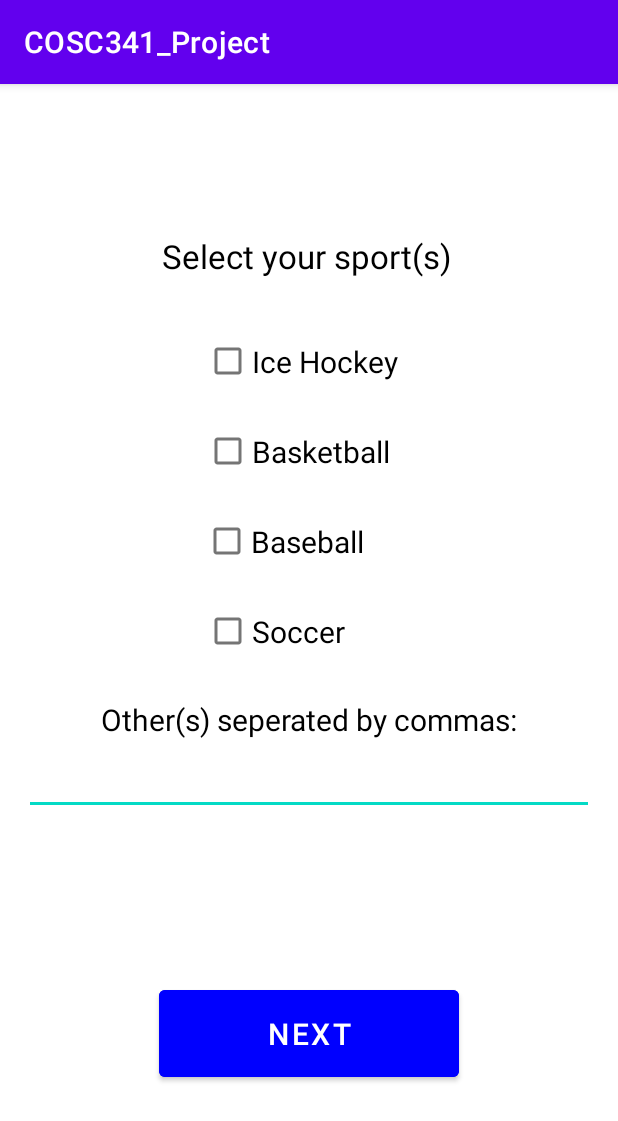
After one commit to joloses/COSC341_Project, an Android app: the Create_Acc_Screen4 screen opened directly, with no data from a screen before it, on a phone screen of 412 x 824 dp. The commit adds this screen. Shown: the top 1121 px of the screen. Run offline under Robolectric (Android 15) with nearby library versions, the phone set to English and light mode, and no system bars.

Commit message:
Finished create page

```diff
--- /dev/null
+++ b/app/src/main/java/com/example/cosc341_project/Create_Acc_Screen4.java
@@ -0,0 +1,63 @@
+package com.example.cosc341_project;
+
+import androidx.appcompat.app.AppCompatActivity;
+
+import android.content.Intent;
+import android.os.Bundle;
+import android.view.View;
+import android.widget.Button;
+import android.widget.CheckBox;
+import android.widget.EditText;
+import android.widget.TextView;
+
+public class Create_Acc_Screen4 extends AppCompatActivity {
+
+    CheckBox sport1, sport2, sport3, sport4;
+    EditText text1;
+    Button nextButt;
+
+    @Override
+    protected void onCreate(Bundle savedInstanceState) {
+        super.onCreate(savedInstanceState);
+        setContentView(R.layout.create_acc_screen4);
+
+        sport1 = findViewById(R.id.hockeyBox);
+        sport2 = findViewById(R.id.basketballBox);
+        sport3 = findViewById(R.id.baseballBox);
+        sport4 = findViewById(R.id.soccerBox);
+        text1 = findViewById(R.id.otherFillText);
+
+        nextButt = findViewById(R.id.ca1_nxtbutt3);
+        nextButt.setOnClickListener(new View.OnClickListener() {
+            @Override
+            public void onClick(View view) {
+
+                Intent intent = new Intent(Create_Acc_Screen4.this, Entry_Screen.class);
+                Bundle bundle = new Bundle();
+
+                if(sport1.isChecked() == true) {
+                    String s1 = (sport1.getText().toString());
+                    bundle.putString("sport1", s1);
+                }
+                if(sport2.isChecked() == true) {
+                    String s2 = (sport2.getText().toString());
+                    bundle.putString("sport2", s2);
+                }
+                if(sport3.isChecked() == true) {
+                    String s3 = (sport3.getText().toString());
+                    bundle.putString("sport3", s3);
+                }
+                if(sport4.isChecked() == true) {
+                    String s4 = (sport4.getText().toString());
+                    bundle.putString("sport4", s4);
+                }
+
+                String s5 = text1.getText().toString();
+                bundle.putString("text1", s5);
+
+                intent.putExtras(bundle);
+                startActivity(intent);
+            }
+        });
+    }
+}
--- /dev/null
+++ b/app/src/main/res/layout/create_acc_screen4.xml
@@ -0,0 +1,108 @@
+<?xml version="1.0" encoding="utf-8"?>
+<androidx.constraintlayout.widget.ConstraintLayout xmlns:android="http://schemas.android.com/apk/res/android"
+    xmlns:app="http://schemas.android.com/apk/res-auto"
+    xmlns:tools="http://schemas.android.com/tools"
+    android:layout_width="match_parent"
+    android:layout_height="match_parent"
+    tools:context=".Create_Acc_Screen4">
+
+    <TextView
+        android:id="@+id/sport_txtbox"
+        android:layout_width="195dp"
+        android:layout_height="30dp"
+        android:layout_marginTop="100dp"
+        android:text="Select your sport(s)"
+        android:textAlignment="textStart"
+        android:textColor="#000000"
+        android:textSize="22sp"
+        app:layout_constraintEnd_toEndOf="parent"
+        app:layout_constraintHorizontal_bias="0.498"
+        app:layout_constraintStart_toStartOf="parent"
+        app:layout_constraintTop_toTopOf="parent" />
+
+    <EditText
+        android:id="@+id/otherFillText"
+        android:layout_width="380dp"
+        android:layout_height="50dp"
+        android:ems="10"
+        android:inputType="textPersonName"
+        android:textColor="#000000"
+        app:layout_constraintEnd_toEndOf="parent"
+        app:layout_constraintStart_toStartOf="parent"
+        app:layout_constraintTop_toBottomOf="@+id/otherTxtBox" />
+
+    <TextView
+        android:id="@+id/otherTxtBox"
+        android:layout_width="wrap_content"
+        android:layout_height="wrap_content"
+        android:layout_marginTop="20dp"
+        android:text="Other(s) seperated by commas:"
+        android:textColor="#000000"
+        android:textSize="20sp"
+        app:layout_constraintEnd_toEndOf="parent"
+        app:layout_constraintStart_toStartOf="parent"
+        app:layout_constraintTop_toBottomOf="@+id/soccerBox" />
+
+    <Button
+        android:id="@+id/ca1_nxtbutt3"
+        android:layout_width="200dp"
+        android:layout_height="70dp"
+        android:layout_marginBottom="100dp"
+        android:backgroundTint="@color/blue"
+        android:text="Next"
+        android:textSize="20sp"
+        app:layout_constraintBottom_toBottomOf="parent"
+        app:layout_constraintEnd_toEndOf="parent"
+        app:layout_constraintStart_toStartOf="parent" />
+
+    <CheckBox
+        android:id="@+id/hockeyBox"
+        android:layout_width="140dp"
+        android:layout_height="50dp"
+        android:layout_marginTop="30dp"
+        android:text="Ice Hockey"
+        android:textColor="#000000"
+        android:textSize="20sp"
+        app:layout_constraintEnd_toEndOf="parent"
+        app:layout_constraintHorizontal_bias="0.501"
+        app:layout_constraintStart_toStartOf="parent"
+        app:layout_constraintTop_toBottomOf="@+id/sport_txtbox" />
+
+    <CheckBox
+        android:id="@+id/basketballBox"
+        android:layout_width="140dp"
+        android:layout_height="50dp"
+        android:layout_marginTop="10dp"
+        android:text="Basketball"
+        android:textColor="#000000"
+        android:textSize="20sp"
+        app:layout_constraintEnd_toEndOf="parent"
+        app:layout_constraintStart_toStartOf="parent"
+        app:layout_constraintTop_toBottomOf="@+id/hockeyBox" />
+
+    <CheckBox
+        android:id="@+id/soccerBox"
+        android:layout_width="140dp"
+        android:layout_height="50dp"
+        android:layout_marginTop="10dp"
+        android:text="Soccer"
+        android:textColor="#000000"
+        android:textSize="20sp"
+        app:layout_constraintEnd_toEndOf="parent"
+        app:layout_constraintStart_toStartOf="parent"
+        app:layout_constraintTop_toBottomOf="@+id/baseballBox" />
+
+    <CheckBox
+        android:id="@+id/baseballBox"
+        android:layout_width="140dp"
+        android:layout_height="50dp"
+        android:layout_marginTop="10dp"
+        android:text="Baseball"
+        android:textColor="#000000"
+        android:textSize="20sp"
+        app:layout_constraintEnd_toEndOf="parent"
+        app:layout_constraintHorizontal_bias="0.498"
+        app:layout_constraintStart_toStartOf="parent"
+        app:layout_constraintTop_toBottomOf="@+id/basketballBox" />
+
+</androidx.constraintlayout.widget.ConstraintLayout>
--- a/build.gradle
+++ b/build.gradle
@@ -1,5 +1,5 @@
 // Top-level build file where you can add configuration options common to all sub-projects/modules.
 plugins {
-    id 'com.android.application' version '7.3.0' apply false
-    id 'com.android.library' version '7.3.0' apply false
+    id 'com.android.application' version '7.3.1' apply false
+    id 'com.android.library' version '7.3.1' apply false
 }
```
Also changed, not shown: app/src/main/AndroidManifest.xml (+16 -9 lines), app/src/main/java/com/example/cosc341_project/Create_Acc_Screen3.java (+43 -0 lines), app/src/main/res/layout/create_acc_screen3.xml (+4 -3 lines), app/src/main/res/drawable-v24/profile_icon.png (renamed from app/src/main/res/drawable-v24/profile-icon.png).
